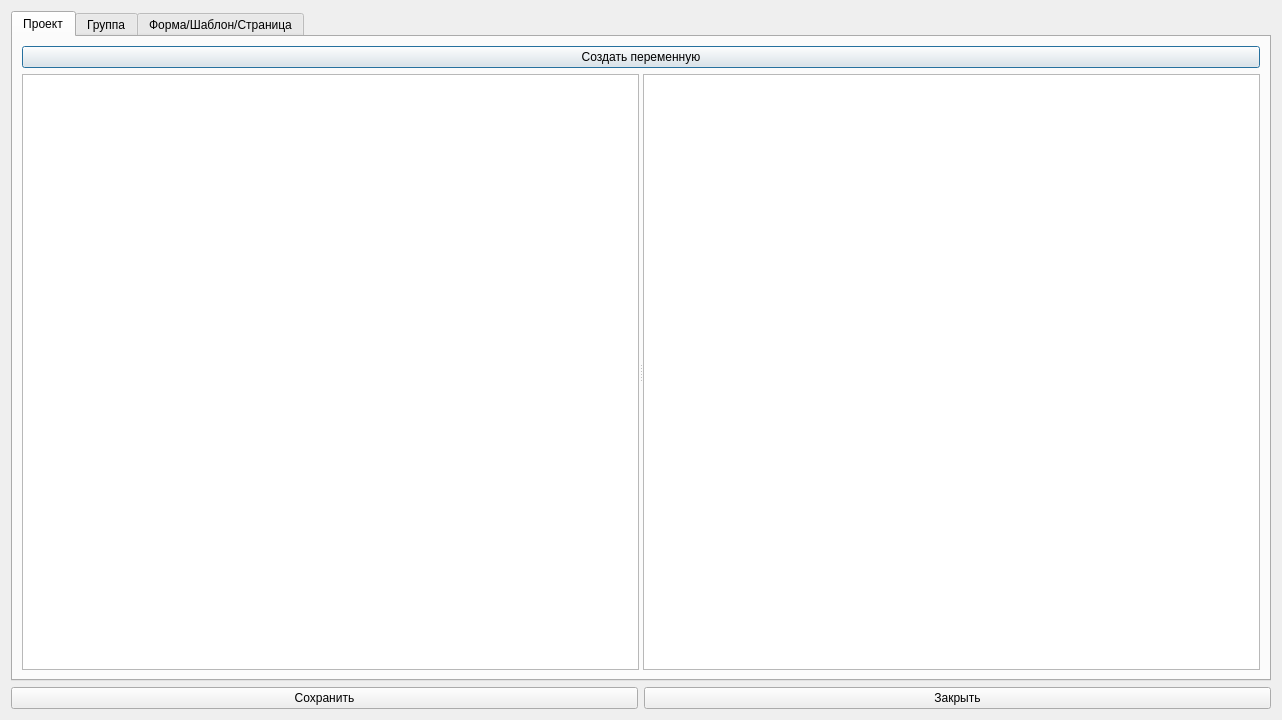
This is designer/dialogwindows/variableslistdialogwindow.ui in Artemako/auto-exec-doc as Qt 5 draws it before an edit. The edited form follows.
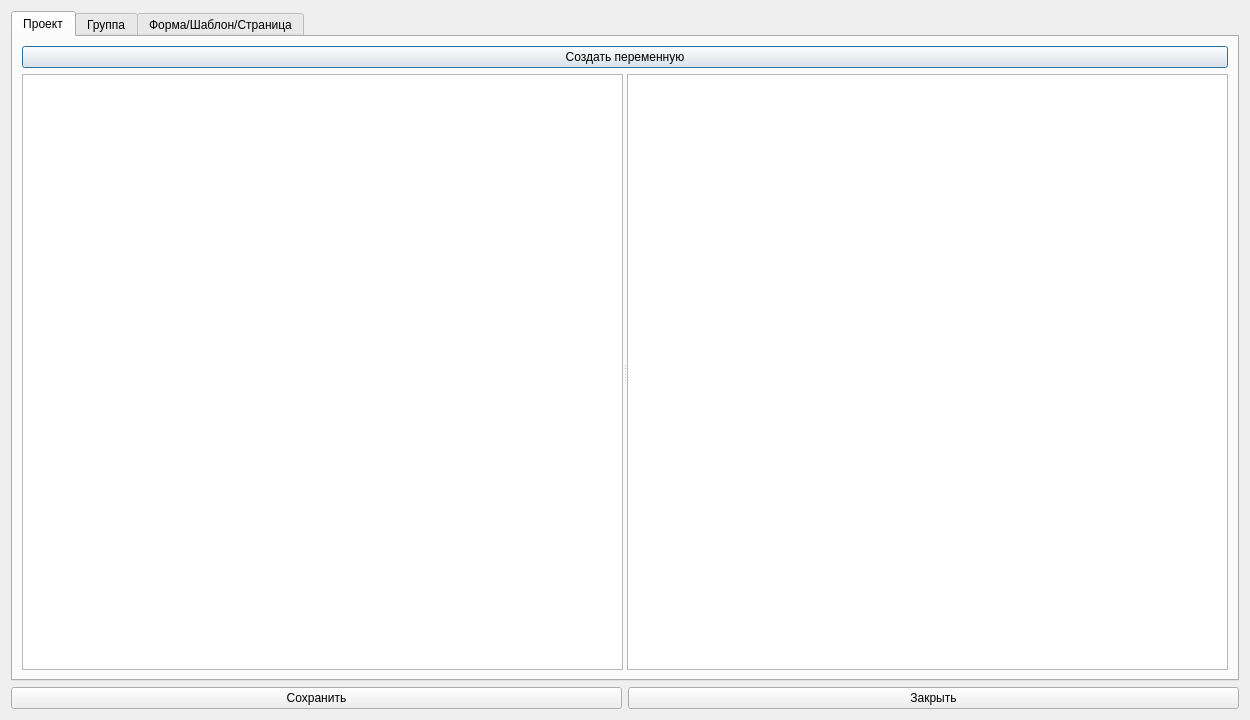
This is the edited form. Icons and pictures are not drawn.

```diff
--- a/designer/dialogwindows/variableslistdialogwindow.ui
+++ b/designer/dialogwindows/variableslistdialogwindow.ui
@@ -9,7 +9,7 @@
    <rect>
     <x>0</x>
     <y>0</y>
-    <width>1282</width>
+    <width>1250</width>
     <height>720</height>
    </rect>
   </property>
```
